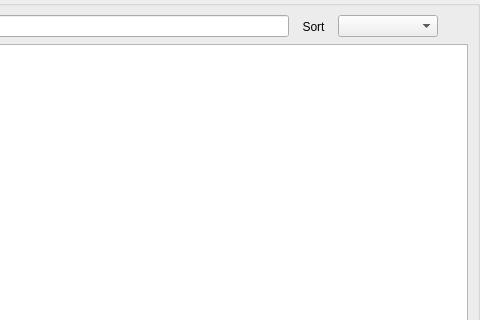
This is components/contentselector/contentselector.ui in homoklikus/OpenMW-Runtime-Localization-Fork as Qt 5 draws it before an edit; both pictures show x 134 to 614 and y 0 to 320 of the 614 by 436 pixel window. The edited form follows.
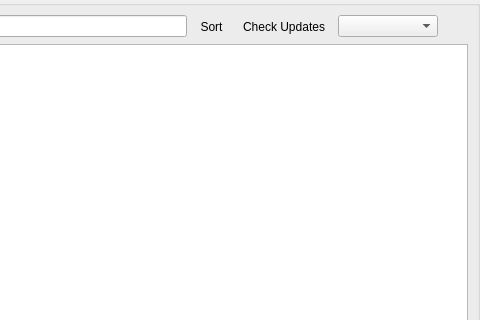
This is the edited form. Custom widgets are drawn as their Qt base class.

Commit message: Launcher: check and update managed Nexus mods

Diff of the .ui file:
```diff
--- a/components/contentselector/contentselector.ui
+++ b/components/contentselector/contentselector.ui
@@ -79,6 +79,19 @@
            </property>
           </widget>
          </item>
+         <item>
+          <widget class="QToolButton" name="checkUpdatesButton">
+           <property name="toolTip">
+            <string>Check managed Nexus Mods for newer files.</string>
+           </property>
+           <property name="text">
+            <string>Check Updates</string>
+           </property>
+           <property name="autoRaise">
+            <bool>true</bool>
+           </property>
+          </widget>
+         </item>
          <item>
           <widget class="QComboBox" name="languageComboBox">
            <property name="minimumSize">
```
The commit also changes 11 other files.
